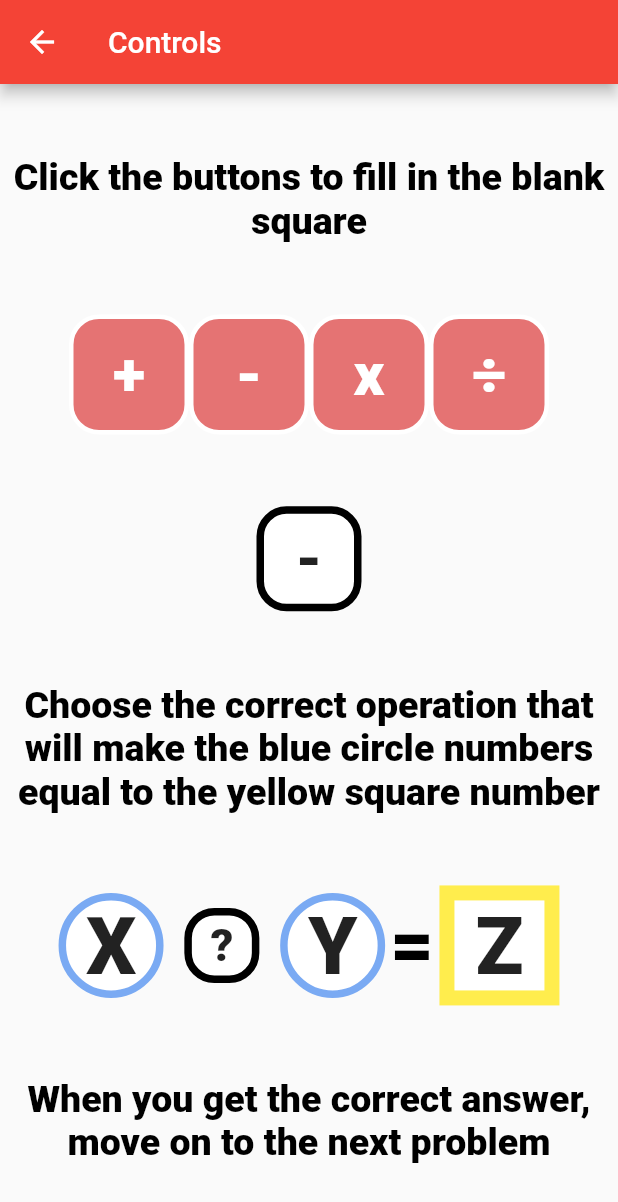
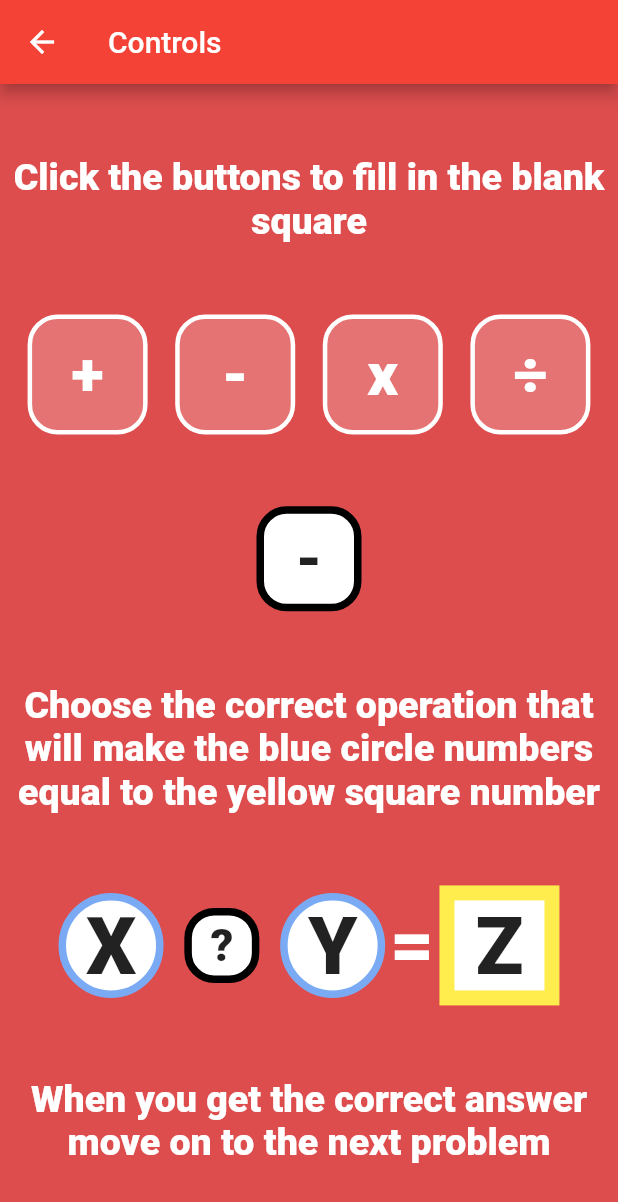
Before and after one commit to jacksavini/math_app, a Flutter app: the MyControlsPage screen opened directly, on a phone screen of 412 x 824 dp. Shown: the top 1202 px of the screen. Run offline on Flutter 3.47's test engine with Material 2 defaults, Android fonts, the phone set to English and light mode, and no system bars; our stand-ins replace flutter_tts; missing offline and left inert: num_to_words.

Commit message:
controls menu
small changes

```diff
--- a/lib/main.dart
+++ b/lib/main.dart
@@ -393,6 +393,7 @@ class _MyControlsPageState extends State<MyControlsPage> {
   @override
   Widget build(BuildContext context) {
     return Scaffold(
+      backgroundColor: Color.fromARGB(255, 221, 77, 77),
       appBar: AppBar(
         title: const Text('Controls'),
       ),
@@ -406,17 +407,22 @@ class _MyControlsPageState extends State<MyControlsPage> {
             style: TextStyle(
               fontSize: 25,
               fontWeight: FontWeight.w800,
-              color: Color.fromARGB(255, 0, 0, 0),
+              color: Color.fromARGB(255, 255, 255, 255),
             )
           ),
           Spacer(flex: 1),
           Row(
             mainAxisAlignment: MainAxisAlignment.center,
             children: [
+            Spacer(flex: 1),
             OpButtonTut(inText: "+", tapDown: (){setState((){});}),
+            Spacer(flex: 1),
             OpButtonTut(inText: "-", tapDown: (){setState((){});}),
+            Spacer(flex: 1),
             OpButtonTut(inText: "x", tapDown: (){setState((){});}),
+            Spacer(flex: 1),
             OpButtonTut(inText: "÷", tapDown: (){setState((){});}),
+            Spacer(flex: 1),
             ],
           ),
           Spacer(flex: 1),
@@ -428,7 +434,7 @@ class _MyControlsPageState extends State<MyControlsPage> {
             style: TextStyle(
               fontSize: 25,
               fontWeight: FontWeight.w800,
-              color: Color.fromARGB(255, 0, 0, 0),
+              color: Color.fromARGB(255, 255, 255, 255),
             )
           ),
           Spacer(flex: 1),
@@ -445,7 +451,7 @@ class _MyControlsPageState extends State<MyControlsPage> {
               style: TextStyle(
                   fontSize: 50,
                   fontWeight: FontWeight.w800,
-                  color: Color.fromARGB(255, 0, 0, 0),
+                  color: Color.fromARGB(255, 255, 255, 255),
               )
             ),
             Text(" "),
@@ -453,12 +459,12 @@ class _MyControlsPageState extends State<MyControlsPage> {
             ],
           ),
           Spacer(flex: 1),
-          Text("When you get the correct answer, move on to the next problem",
+          Text("When you get the correct answer move on to the next problem",
             textAlign: TextAlign.center,
             style: TextStyle(
                 fontSize: 25,
                 fontWeight: FontWeight.w800,
-                color: Color.fromARGB(255, 0, 0, 0),
+                color: Color.fromARGB(255, 255, 255, 255),
             )
           ),
           Spacer(flex: 1),
```
